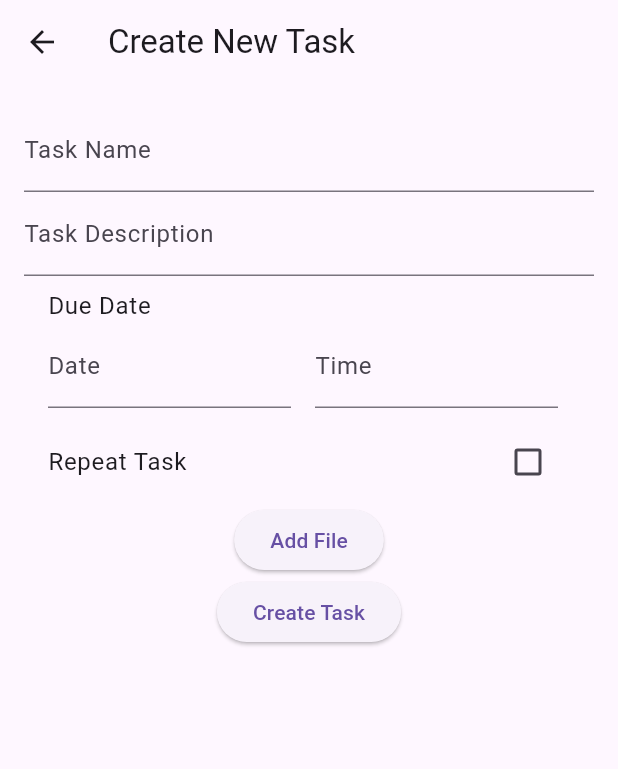
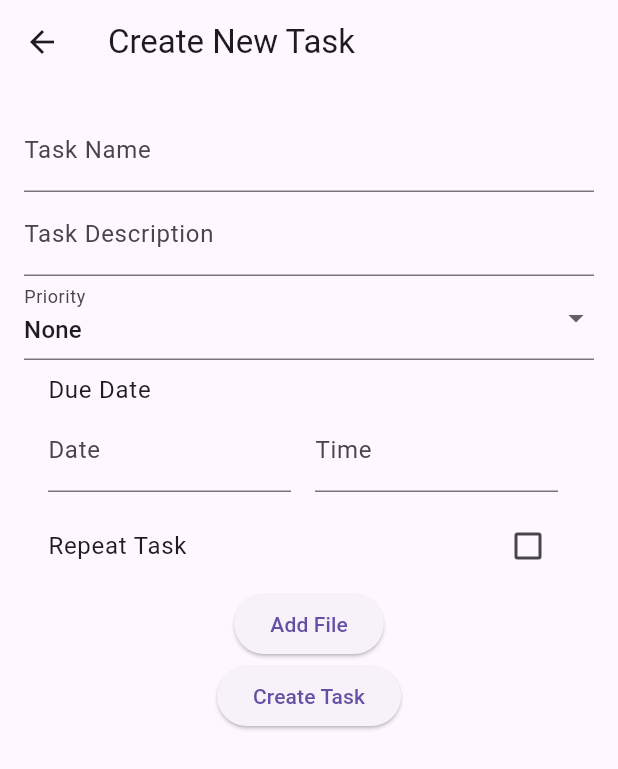
Before and after one commit to Team-1-Seoultech-Adv-SoftEng-2023/Glenn, a Flutter app: the TaskCreationPage screen opened directly with empty values, on a phone screen of 412 x 824 dp. Shown: the top 769 px of the screen. Run offline on Flutter 3.47's test engine with Material 3 defaults, Android fonts, the phone set to English and light mode, and no system bars; our stand-ins replace file_picker, fl_chart, permission_handler, table_calendar.

Commit message:
Fixed ui bugs

```diff
--- a/lib/main.dart
+++ b/lib/main.dart
@@ -1,5 +1,6 @@
 //main.dart
 //import main pages
+import 'package:flutter/foundation.dart';
 import 'package:flutter/material.dart';
 import 'task_creation_page.dart'; // Import the task_creation_page.dart file
 import 'completed_tasks_page.dart'; // Import the CompletedTasksPage widget
@@ -28,21 +29,21 @@ final List<Task> tasks = [
     description: 'This task has both due date and priority',
     parentId: '',
     fields: [
+      PriorityField(priority: 2), // Medium priority
       DueDateField(
         dueDateTime: DateTime(2023, 11, 22, 14, 30)
       ),
-      PriorityField(priority: 2), // Medium priority
     ],
     filePaths: List.empty(),
   ),
   Task(
     id: '2',
-    name: 'Task with Due Date Only',
+    name: 'Task with a future Due Date Only',
     description: 'https://www.youtube.com/',
     parentId: '',
     fields: [
       DueDateField(
-        dueDateTime: DateTime(2023, 11, 24, 10, 00)
+        dueDateTime: DateTime(2023, 12, 24, 10, 00)
       ),
     ],
     filePaths: List.empty(),
@@ -76,6 +77,24 @@ final List<Task> tasks = [
     ],
     filePaths: List.empty(),
   ),
+  Task(
+    id: '6',
+    name: 'Subtask 1',
+    description: 'This is a subtask',
+    parentId: '1',
+    fields: [
+    ],
+    filePaths: List.empty(),
+  ),
+  Task(
+    id: '7',
+    name: 'Subtask 2',
+    description: 'This is a second subtask',
+    parentId: '1',
+    fields: [
+    ],
+    filePaths: List.empty(),
+  ),
 ];
 
 List<Map<String, dynamic>> progressHistory = [];
@@ -101,18 +120,19 @@ class MyApp extends StatefulWidget {
       : super(key: key);
 
   @override
-  _MyAppState createState() => _MyAppState();
+  MyAppState createState() => MyAppState();
 }
 
-class _MyAppState extends State<MyApp> {
+class MyAppState extends State<MyApp> {
   final GlobalKey<NavigatorState> navigatorKey = GlobalKey<NavigatorState>();
   List<Task> incompleteTasks = [];
 
   // Callback function to handle newly created tasks
   void handleTaskCreated(Task newTask) {
     setState(() {
-      if (newTask != null) {
-        print('New task created: $newTask');
+        if (kDebugMode) {
+          print('New task created: $newTask');
+        }
         newTask.printTaskDetails();
 
         tasks.add(newTask);
@@ -137,7 +157,6 @@ class _MyAppState extends State<MyApp> {
           // Do not pop the context here
           _showSelfCareRecommendationPopup(context);
         }
-      }
     });
   }
 
@@ -169,7 +188,9 @@ class _MyAppState extends State<MyApp> {
     setState(() {
       task.isComplete = isComplete;
 
-      print("Updated");
+      if (kDebugMode) {
+        print("Updated");
+      }
     });
   }
 
@@ -224,7 +245,7 @@ class _MyAppState extends State<MyApp> {
             child: ListView(
               padding: EdgeInsets.zero,
               children: [
-                Container(
+                const SizedBox(
                   height: 135, // Set the desired height for the drawer header
                   child: DrawerHeader(
                     decoration: BoxDecoration(
@@ -234,7 +255,7 @@ class _MyAppState extends State<MyApp> {
                   ),
                 ),
                 ListTile(
-                  title: Text('Progress'),
+                  title: const Text('Progress'),
                   onTap: () {
                     navigatorKey.currentState?.pop(); // Close the drawer
                     navigatorKey.currentState?.push(
@@ -248,7 +269,7 @@ class _MyAppState extends State<MyApp> {
                   },
                 ),
                 ListTile(
-                  title: Text('Store'),
+                  title: const Text('Store'),
                   onTap: () {
                     // Handle menu item 2 click
                     navigatorKey.currentState?.pop(); // Close the drawer
@@ -300,7 +321,7 @@ class _MyAppState extends State<MyApp> {
                 );
               }
             },
-            child: Icon(Icons.add),
+            child: const Icon(Icons.add),
           ),
         ),
       ),
--- a/lib/task/collapsible_task_list.dart
+++ b/lib/task/collapsible_task_list.dart
@@ -45,7 +45,7 @@ class _CollapsibleTaskListState extends State<CollapsibleTaskList> {
   Widget build(BuildContext context) {
     return ExpansionPanelList(
       elevation: 1,
-      expandedHeaderPadding: EdgeInsets.all(0),
+      expandedHeaderPadding: const EdgeInsets.all(0),
       expansionCallback: (int index, bool isExpanded) {
         toggleExpansion();
       },
@@ -57,7 +57,7 @@ class _CollapsibleTaskListState extends State<CollapsibleTaskList> {
             );
           },
           body: AnimatedContainer(
-            duration: Duration(milliseconds: 500),
+            duration: const Duration(milliseconds: 500),
             height: isExpanded ? 300.0 : 0.0,
             child: TaskList(
               tasks: widget.tasks,
--- a/lib/task/self_care_tasks.dart
+++ b/lib/task/self_care_tasks.dart
@@ -5,7 +5,7 @@ import 'package:uuid/uuid.dart';
 
 final List<Task> selfCareTasks = [
   Task(
-    id: Uuid().v4(),
+    id: const Uuid().v4(),
     name: 'Grab a Coffee',
     description: 'Visit your favorite coffee shop and enjoy a cup of coffee.',
     parentId: '',
@@ -14,7 +14,7 @@ final List<Task> selfCareTasks = [
     ],
   ),
   Task(
-    id: Uuid().v4(),
+    id: const Uuid().v4(),
     name: 'Stretch',
     description: 'Take a break and do some stretching exercises.',
     parentId: '',
@@ -23,7 +23,7 @@ final List<Task> selfCareTasks = [
     ],
   ),
   Task(
-    id: Uuid().v4(),
+    id: const Uuid().v4(),
     name: 'Drink Water',
     description: 'Stay hydrated by drinking a glass of water.',
     parentId: '',
@@ -32,7 +32,7 @@ final List<Task> selfCareTasks = [
     ],
   ),
   Task(
-    id: Uuid().v4(),
+    id: const Uuid().v4(),
     name: 'Take a Walk',
     description:
         'Go for a short walk to get some fresh air and light exercise.',
@@ -43,7 +43,7 @@ final List<Task> selfCareTasks = [
   ),
   // Additional self care tasks
   Task(
-    id: Uuid().v4(),
+    id: const Uuid().v4(),
     name: 'Read a Book',
     description: 'Spend some time reading a book of your choice.',
     parentId: '',
@@ -52,7 +52,7 @@ final List<Task> selfCareTasks = [
     ],
   ),
   Task(
-    id: Uuid().v4(),
+    id: const Uuid().v4(),
     name: 'Listen to Music',
     description: 'Relax and enjoy your favorite music.',
     parentId: '',
@@ -61,7 +61,7 @@ final List<Task> selfCareTasks = [
     ],
   ),
   Task(
-    id: Uuid().v4(),
+    id: const Uuid().v4(),
     name: 'Practice Mindfulness',
     description: 'Take a moment to practice mindfulness and meditation.',
     parentId: '',
@@ -70,7 +70,7 @@ final List<Task> selfCareTasks = [
     ],
   ),
   Task(
-    id: Uuid().v4(),
+    id: const Uuid().v4(),
     name: 'Cook a Healthy Meal',
     description: 'Try cooking a nutritious and delicious meal.',
     parentId: '',
@@ -79,7 +79,7 @@ final List<Task> selfCareTasks = [
     ],
   ),
   Task(
-    id: Uuid().v4(),
+    id: const Uuid().v4(),
     name: 'Write in a Journal',
     description:
         'Reflect on your thoughts and feelings by writing in a journal.',
@@ -89,7 +89,7 @@ final List<Task> selfCareTasks = [
     ],
   ),
   Task(
-    id: Uuid().v4(),
+    id: const Uuid().v4(),
     name: 'Practice Yoga',
     description:
         'Engage in a yoga session to enhance flexibility and relaxation.',
--- a/lib/task_creation_page.dart
+++ b/lib/task_creation_page.dart
@@ -1,11 +1,12 @@
 //task_creation_page.dart
+import 'package:flutter/foundation.dart';
 import 'package:flutter/material.dart';
 import 'package:file_picker/file_picker.dart';
+import 'package:glenn/fields/priority_field.dart';
 
 import 'task/task.dart';
 import 'fields/due_date_field.dart';
 import 'task/repeating_task_utils.dart';
-import 'fields/task_field.dart';
 
 class TaskCreationPage extends StatefulWidget {
   final Function(Task) onTaskCreated;
@@ -18,15 +19,17 @@ class TaskCreationPage extends StatefulWidget {
   });
 
   @override
-  _TaskCreationPageState createState() => _TaskCreationPageState();
+  TaskCreationPageState createState() => TaskCreationPageState();
 }
 
-class _TaskCreationPageState extends State<TaskCreationPage> {
+class TaskCreationPageState extends State<TaskCreationPage> {
   final TextEditingController _nameController = TextEditingController();
   final TextEditingController _descriptionController = TextEditingController();
 
   final TextEditingController _dueDateController = TextEditingController();
   final TextEditingController _dueTimeController = TextEditingController();
+
+  int _selectedPriority = 0;
 
   final TextEditingController _repetitionEndDateController = TextEditingController();
   bool _isRepeating = false;
@@ -61,16 +64,22 @@ class _TaskCreationPageState extends State<TaskCreationPage> {
               controller: _descriptionController,
               decoration: const InputDecoration(labelText: 'Task Description'),
             ),
+
+            Visibility(
+              visible: widget.parentId == '',
+              child: _buildPriorityDropdown(),
+            ),
+
             Visibility(
               visible: widget.parentId == '',
               child: ListTile(
-                title: Text('Due Date'),
+                title: const Text('Due Date'),
                 subtitle: Row(
                   children: [
                     Expanded(
                       child: _buildDateField(),
                     ),
-                    SizedBox(width: 16),
+                    const SizedBox(width: 16),
                     Expanded(
                       child: _buildTimeField(),
                     ),
@@ -78,6 +87,7 @@ class _TaskCreationPageState extends State<TaskCreationPage> {
                 ),
               ),
             ),
+
             Visibility(
               visible: widget.parentId == '',
               child: Column(
@@ -94,7 +104,7 @@ class _TaskCreationPageState extends State<TaskCreationPage> {
                             _dueDateController.text = formatDate(DateTime.now());
                           }
                           if (_dueTimeController.text.isEmpty){
-                            _dueTimeController.text = formatTime(TimeOfDay(hour: 23, minute: 59,));
+                            _dueTimeController.text = formatTime(const TimeOfDay(hour: 23, minute: 59,));
                           }
                           _repetitionEndDateController.text = formatDate(DateTime.now());
                           _repeatIntervalController.text = '1';
@@ -113,7 +123,7 @@ class _TaskCreationPageState extends State<TaskCreationPage> {
               visible: widget.parentId == '',
               child: ElevatedButton(
                 onPressed: _pickFile,
-                child: Text('Add File'),
+                child: const Text('Add File'),
               ),
             ),
 
@@ -122,7 +132,7 @@ class _TaskCreationPageState extends State<TaskCreationPage> {
                 // Check if the task name is not empty before creating the task
                 if (_nameController.text.isEmpty) {
                   ScaffoldMessenger.of(context).showSnackBar(
-                      SnackBar( content: Text('Task name cannot be empty. Please enter a task name.'),),
+                      const SnackBar( content: Text('Task name cannot be empty. Please enter a task name.'),),
                     );
                 } else{
                   final Task newTask = Task(
@@ -137,9 +147,16 @@ class _TaskCreationPageState extends State<TaskCreationPage> {
                   if(widget.parentId != ''){
                       // Notify the main page about the newly created task
                       widget.onTaskCreated(newTask);
+                      if (kDebugMode) {
                         print('You created a new subtask!');
                       }
+                  }
                   else if(widget.parentId == ''){
+
+                    if (_selectedPriority != 0) {
+                      PriorityField priorityField = PriorityField(priority: _selectedPriority);
+                      newTask.updateTask(fields: [priorityField]);
+                    }
 
                     // Create a new task object with the provided details
                     if (_dueDateController.text.isNotEmpty) {
@@ -159,9 +176,6 @@ class _TaskCreationPageState extends State<TaskCreationPage> {
                             repeatInterval: int.parse(_repeatIntervalController.text),
                         );
 
-                        print('!!!!!!!!!!!!!!!!!!!!!!!!!!!!!!!!!!!!!!!!!!!!!!!!!!!!!!!!!!!!!!!!!!!!!!!');
-                        print(newTasks);
-
                         for (Task newTask in newTasks) {
                            widget.onTaskCreated(newTask);
                          }
@@ -169,7 +183,9 @@ class _TaskCreationPageState extends State<TaskCreationPage> {
                   }
 
                   resetForm();
+                  if (kDebugMode) {
                     print('Done on the task creation page... Back to the main task page!');
+                  }
                   Navigator.of(context).pop();
                 }
               },
@@ -181,15 +197,6 @@ class _TaskCreationPageState extends State<TaskCreationPage> {
     );
   }
 
-Widget _buildDateFields() {
-  return Column(
-    crossAxisAlignment: CrossAxisAlignment.start,
-    children: [
-      const Text('End Date'),
-      _buildEndDateField(),
-    ],
-  );
-}
 
   Widget _buildRepeatIntervalDropdown() {
     return Column(
@@ -251,17 +258,23 @@ Widget _buildRepeatIntervalDropdown() {
 
   Widget _buildRepeatPatternDropdown() {
     return Padding(
-    padding: EdgeInsets.all(0.0), // Add padding around the entire Container
+      padding: const EdgeInsets.all(0.0), // Add padding around the entire Container
       child: Container(
         color: Colors.grey.withOpacity(0.1), // Set a very faded light blue background color
         child: Padding(
-        padding: EdgeInsets.all(16.0), // Add padding around the child Column
+          padding: const EdgeInsets.all(16.0), // Add padding around the child Column
           child: Column(
             crossAxisAlignment: CrossAxisAlignment.start,
             children: [
-            _buildDateFields(),
+              Column(
+                crossAxisAlignment: CrossAxisAlignment.start,
+                children: [
+                  const Text('End Date'),
+                  _buildEndDateField(),
+                ],
+              ),
               Padding(
-              padding: EdgeInsets.symmetric(vertical: 25.0), // Add vertical padding between the two children
+                padding: const EdgeInsets.symmetric(vertical: 25.0), // Add vertical padding between the two children
                 child: _buildRepeatIntervalDropdown(),
               ),
             ],
@@ -291,19 +304,9 @@ Widget _buildRepeatPatternDropdown() {
     );
 
     if (selectedDate != null) {
-      if (selectedDate.isAfter(DateTime.parse(_dueDateController.text))) {
         setState(() {
           _repetitionEndDateController.text = formatDate(selectedDate);
         });
-      } else {
-        // Show an error or handle the case where the selected end date is not in the future
-        // For example, you can display a snackbar or an error message.
-        ScaffoldMessenger.of(context).showSnackBar(
-          SnackBar(
-            content: Text("Please select an end date in the future."),
-          ),
-        );
-      }
     }
   }
 
@@ -337,7 +340,7 @@ Widget _buildRepeatPatternDropdown() {
         _dueDateController.text = formatDate(selectedDate);
 
         if (_dueTimeController.text.isEmpty) {
-        _dueTimeController.text = formatTime(TimeOfDay(hour: 23, minute: 59));
+        _dueTimeController.text = formatTime(const TimeOfDay(hour: 23, minute: 59));
         }
 
       });
@@ -394,5 +397,38 @@ Widget _buildRepeatPatternDropdown() {
     return dueDateField;
   }
 
+Widget _buildPriorityDropdown() {
+  return DropdownButtonFormField<int>(
+    value: _selectedPriority,
+    items: const [
+      DropdownMenuItem<int>(
+        value: 0,
+        child: Text('None'),
+      ),
+      DropdownMenuItem<int>(
+        value: 1,
+        child: Text('Low'),
+      ),
+      DropdownMenuItem<int>(
+        value: 2,
+        child: Text('Medium'),
+      ),
+      DropdownMenuItem<int>(
+        value: 3,
+        child: Text('High'),
+      ),
+      DropdownMenuItem<int>(
+        value: 4,
+        child: Text('Critical'),
+      ),
+    ],
+    onChanged: (value) {
+      setState(() {
+        _selectedPriority = value!;
+      });
+    },
+    decoration: const InputDecoration(labelText: 'Priority'),
+  );
+}
 
 }
```
Also changed, not shown: lib/due_date_list.dart (+4 -4 lines), lib/self_care_popup.dart (+4 -4 lines), lib/task/repeating_task_utils.dart (+14 -14 lines), lib/task/task.dart (+6 -2 lines), lib/task/task_card.dart (+6 -24 lines), lib/task/task_list.dart (+7 -2 lines), lib/task_detail_page.dart (+23 -20 lines), lib/task_edit_page.dart (+13 -13 lines). Lines whose indentation alone changed are shown as unchanged.
